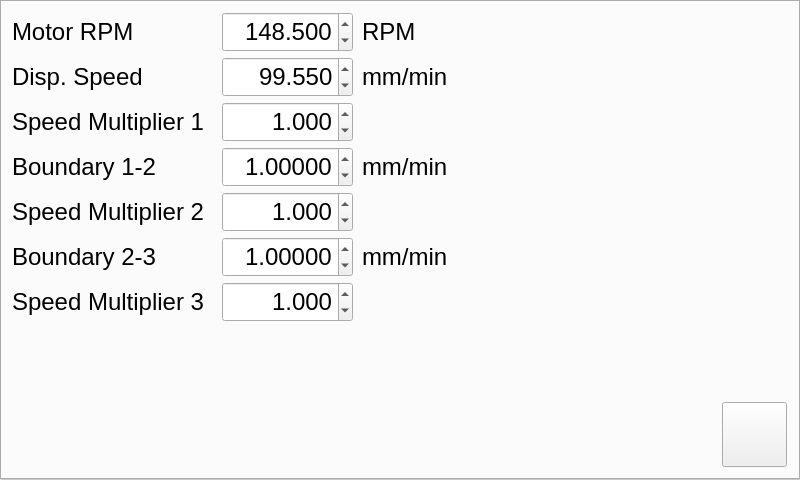
This is dc_motor_pc.ui in ahmetcihan/pendulum_controller as Qt 5 draws it before an edit. The edited form follows.
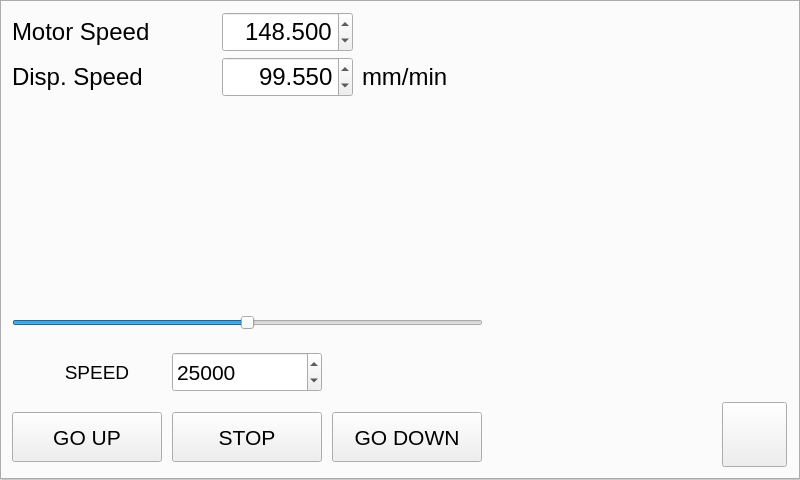
This is the edited form. The open tabs and pages were chosen to show the change.

Commit message: stepper motor in test mode is ok

Diff of the .ui file:
```diff
--- a/dc_motor_pc.ui
+++ b/dc_motor_pc.ui
@@ -4455,157 +4455,6 @@
          <number>100</number>
         </property>
        </widget>
-       <widget class="QPushButton" name="pushButton_step_run_right">
-        <property name="geometry">
-         <rect>
-          <x>640</x>
-          <y>0</y>
-          <width>150</width>
-          <height>50</height>
-         </rect>
-        </property>
-        <property name="font">
-         <font>
-          <pointsize>16</pointsize>
-         </font>
-        </property>
-        <property name="text">
-         <string>RUN LEFT</string>
-        </property>
-       </widget>
-       <widget class="QPushButton" name="pushButton_step_stop">
-        <property name="geometry">
-         <rect>
-          <x>640</x>
-          <y>50</y>
-          <width>150</width>
-          <height>50</height>
-         </rect>
-        </property>
-        <property name="font">
-         <font>
-          <pointsize>16</pointsize>
-         </font>
-        </property>
-        <property name="text">
-         <string>STOP</string>
-        </property>
-       </widget>
-       <widget class="QPushButton" name="pushButton_step_run_left">
-        <property name="geometry">
-         <rect>
-          <x>640</x>
-          <y>100</y>
-          <width>150</width>
-          <height>50</height>
-         </rect>
-        </property>
-        <property name="font">
-         <font>
-          <pointsize>16</pointsize>
-         </font>
-        </property>
-        <property name="text">
-         <string>RUN RIGHT</string>
-        </property>
-       </widget>
-       <widget class="QPushButton" name="pushButton_step_go_pos">
-        <property name="geometry">
-         <rect>
-          <x>640</x>
-          <y>150</y>
-          <width>150</width>
-          <height>50</height>
-         </rect>
-        </property>
-        <property name="font">
-         <font>
-          <pointsize>16</pointsize>
-         </font>
-        </property>
-        <property name="text">
-         <string>GO THIS POS</string>
-        </property>
-       </widget>
-       <widget class="QSpinBox" name="spinBox_go_pos">
-        <property name="geometry">
-         <rect>
-          <x>640</x>
-          <y>200</y>
-          <width>150</width>
-          <height>50</height>
-         </rect>
-        </property>
-        <property name="font">
-         <font>
-          <pointsize>16</pointsize>
-         </font>
-        </property>
-        <property name="maximum">
-         <number>13000</number>
-        </property>
-       </widget>
-       <widget class="QPushButton" name="pushButton_step_reset_pos">
-        <property name="geometry">
-         <rect>
-          <x>640</x>
-          <y>250</y>
-          <width>150</width>
-          <height>50</height>
-         </rect>
-        </property>
-        <property name="font">
-         <font>
-          <pointsize>16</pointsize>
-         </font>
-        </property>
-        <property name="text">
-         <string>MARK AS 0
-POSITION</string>
-        </property>
-       </widget>
-       <widget class="QLabel" name="label_stepper_pos_4">
-        <property name="geometry">
-         <rect>
-          <x>640</x>
-          <y>300</y>
-          <width>150</width>
-          <height>31</height>
-         </rect>
-        </property>
-        <property name="font">
-         <font>
-          <pointsize>14</pointsize>
-         </font>
-        </property>
-        <property name="text">
-         <string>SPEED</string>
-        </property>
-        <property name="alignment">
-         <set>Qt::AlignCenter</set>
-        </property>
-       </widget>
-       <widget class="QSpinBox" name="spinBox_step_motor_speed">
-        <property name="geometry">
-         <rect>
-          <x>640</x>
-          <y>330</y>
-          <width>150</width>
-          <height>50</height>
-         </rect>
-        </property>
-        <property name="font">
-         <font>
-          <pointsize>16</pointsize>
-         </font>
-        </property>
-        <property name="maximum">
-         <number>1048575</number>
-        </property>
-        <property name="value">
-         <number>100000</number>
-        </property>
-       </widget>
       </widget>
       <widget class="QWidget" name="tab_graphic">
        <attribute name="title">
@@ -14912,85 +14761,6 @@
        <attribute name="title">
         <string/>
        </attribute>
-       <widget class="QLabel" name="label_unit_disp_speed_3">
-        <property name="geometry">
-         <rect>
-          <x>360</x>
-          <y>235</y>
-          <width>94</width>
-          <height>40</height>
-         </rect>
-        </property>
-        <property name="font">
-         <font>
-          <pointsize>18</pointsize>
-          <weight>50</weight>
-          <bold>false</bold>
-         </font>
-        </property>
-        <property name="text">
-         <string>mm/min</string>
-        </property>
-        <property name="alignment">
-         <set>Qt::AlignLeading|Qt::AlignLeft|Qt::AlignVCenter</set>
-        </property>
-       </widget>
-       <widget class="QDoubleSpinBox" name="doubleSpinBox_factor_2">
-        <property name="geometry">
-         <rect>
-          <x>220</x>
-          <y>190</y>
-          <width>131</width>
-          <height>40</height>
-         </rect>
-        </property>
-        <property name="font">
-         <font>
-          <pointsize>18</pointsize>
-         </font>
-        </property>
-        <property name="alignment">
-         <set>Qt::AlignRight|Qt::AlignTrailing|Qt::AlignVCenter</set>
-        </property>
-        <property name="decimals">
-         <number>3</number>
-        </property>
-        <property name="minimum">
-         <double>0.001000000000000</double>
-        </property>
-        <property name="maximum">
-         <double>10.000000000000000</double>
-        </property>
-        <property name="singleStep">
-         <double>0.001000000000000</double>
-        </property>
-        <property name="value">
-         <double>1.000000000000000</double>
-        </property>
-       </widget>
-       <widget class="QLabel" name="label_53">
-        <property name="geometry">
-         <rect>
-          <x>360</x>
-          <y>10</y>
-          <width>94</width>
-          <height>40</height>
-         </rect>
-        </property>
-        <property name="font">
-         <font>
-          <pointsize>18</pointsize>
-          <weight>50</weight>
-          <bold>false</bold>
-         </font>
-        </property>
-        <property name="text">
-         <string notr="true">RPM</string>
-        </property>
-        <property name="alignment">
-         <set>Qt::AlignLeading|Qt::AlignLeft|Qt::AlignVCenter</set>
-        </property>
-       </widget>
        <widget class="QLabel" name="label_47">
         <property name="geometry">
          <rect>
@@ -15008,188 +14778,7 @@
          </font>
         </property>
         <property name="text">
-         <string>Motor RPM </string>
-        </property>
-        <property name="alignment">
-         <set>Qt::AlignLeading|Qt::AlignLeft|Qt::AlignVCenter</set>
-        </property>
-       </widget>
-       <widget class="QDoubleSpinBox" name="doubleSpinBox_factor_3">
-        <property name="geometry">
-         <rect>
-          <x>220</x>
-          <y>280</y>
-          <width>131</width>
-          <height>40</height>
-         </rect>
-        </property>
-        <property name="font">
-         <font>
-          <pointsize>18</pointsize>
-         </font>
-        </property>
-        <property name="alignment">
-         <set>Qt::AlignRight|Qt::AlignTrailing|Qt::AlignVCenter</set>
-        </property>
-        <property name="decimals">
-         <number>3</number>
-        </property>
-        <property name="minimum">
-         <double>0.001000000000000</double>
-        </property>
-        <property name="maximum">
-         <double>10.000000000000000</double>
-        </property>
-        <property name="singleStep">
-         <double>0.001000000000000</double>
-        </property>
-        <property name="value">
-         <double>1.000000000000000</double>
-        </property>
-       </widget>
-       <widget class="QLabel" name="label_unit_disp_speed_2">
-        <property name="geometry">
-         <rect>
-          <x>360</x>
-          <y>145</y>
-          <width>94</width>
-          <height>40</height>
-         </rect>
-        </property>
-        <property name="font">
-         <font>
-          <pointsize>18</pointsize>
-          <weight>50</weight>
-          <bold>false</bold>
-         </font>
-        </property>
-        <property name="text">
-         <string>mm/min</string>
-        </property>
-        <property name="alignment">
-         <set>Qt::AlignLeading|Qt::AlignLeft|Qt::AlignVCenter</set>
-        </property>
-       </widget>
-       <widget class="QLabel" name="label_48">
-        <property name="geometry">
-         <rect>
-          <x>10</x>
-          <y>235</y>
-          <width>200</width>
-          <height>40</height>
-         </rect>
-        </property>
-        <property name="font">
-         <font>
-          <pointsize>18</pointsize>
-          <weight>50</weight>
-          <bold>false</bold>
-         </font>
-        </property>
-        <property name="text">
-         <string>Boundary 2-3</string>
-        </property>
-        <property name="alignment">
-         <set>Qt::AlignLeading|Qt::AlignLeft|Qt::AlignVCenter</set>
-        </property>
-       </widget>
-       <widget class="QLabel" name="label_49">
-        <property name="geometry">
-         <rect>
-          <x>10</x>
-          <y>145</y>
-          <width>200</width>
-          <height>40</height>
-         </rect>
-        </property>
-        <property name="font">
-         <font>
-          <pointsize>18</pointsize>
-          <weight>50</weight>
-          <bold>false</bold>
-         </font>
-        </property>
-        <property name="text">
-         <string>Boundary 1-2</string>
-        </property>
-        <property name="alignment">
-         <set>Qt::AlignLeading|Qt::AlignLeft|Qt::AlignVCenter</set>
-        </property>
-       </widget>
-       <widget class="QDoubleSpinBox" name="doubleSpinBox_factor_1">
-        <property name="geometry">
-         <rect>
-          <x>220</x>
-          <y>100</y>
-          <width>131</width>
-          <height>40</height>
-         </rect>
-        </property>
-        <property name="font">
-         <font>
-          <pointsize>18</pointsize>
-         </font>
-        </property>
-        <property name="alignment">
-         <set>Qt::AlignRight|Qt::AlignTrailing|Qt::AlignVCenter</set>
-        </property>
-        <property name="decimals">
-         <number>3</number>
-        </property>
-        <property name="minimum">
-         <double>0.000000000000000</double>
-        </property>
-        <property name="maximum">
-         <double>10.000000000000000</double>
-        </property>
-        <property name="singleStep">
-         <double>0.001000000000000</double>
-        </property>
-        <property name="value">
-         <double>1.000000000000000</double>
-        </property>
-       </widget>
-       <widget class="QLabel" name="label_45">
-        <property name="geometry">
-         <rect>
-          <x>10</x>
-          <y>190</y>
-          <width>200</width>
-          <height>40</height>
-         </rect>
-        </property>
-        <property name="font">
-         <font>
-          <pointsize>18</pointsize>
-          <weight>50</weight>
-          <bold>false</bold>
-         </font>
-        </property>
-        <property name="text">
-         <string>Speed Multiplier 2</string>
-        </property>
-        <property name="alignment">
-         <set>Qt::AlignLeading|Qt::AlignLeft|Qt::AlignVCenter</set>
-        </property>
-       </widget>
-       <widget class="QLabel" name="label_46">
-        <property name="geometry">
-         <rect>
-          <x>10</x>
-          <y>280</y>
-          <width>200</width>
-          <height>40</height>
-         </rect>
-        </property>
-        <property name="font">
-         <font>
-          <pointsize>18</pointsize>
-          <weight>50</weight>
-          <bold>false</bold>
-         </font>
-        </property>
-        <property name="text">
-         <string>Speed Multiplier 3</string>
+         <string>Motor Speed</string>
         </property>
         <property name="alignment">
          <set>Qt::AlignLeading|Qt::AlignLeft|Qt::AlignVCenter</set>
@@ -15218,62 +14807,6 @@
          <set>Qt::AlignLeading|Qt::AlignLeft|Qt::AlignVCenter</set>
         </property>
        </widget>
-       <widget class="QDoubleSpinBox" name="doubleSpinBox_region_1_limit">
-        <property name="geometry">
-         <rect>
-          <x>220</x>
-          <y>145</y>
-          <width>131</width>
-          <height>40</height>
-         </rect>
-        </property>
-        <property name="font">
-         <font>
-          <pointsize>18</pointsize>
-         </font>
-        </property>
-        <property name="alignment">
-         <set>Qt::AlignRight|Qt::AlignTrailing|Qt::AlignVCenter</set>
-        </property>
-        <property name="decimals">
-         <number>5</number>
-        </property>
-        <property name="minimum">
-         <double>0.000010000000000</double>
-        </property>
-        <property name="maximum">
-         <double>30.000000000000000</double>
-        </property>
-        <property name="singleStep">
-         <double>0.000010000000000</double>
-        </property>
-        <property name="value">
-         <double>1.000000000000000</double>
-        </property>
-       </widget>
-       <widget class="QLabel" name="label_51">
-        <property name="geometry">
-         <rect>
-          <x>10</x>
-          <y>100</y>
-          <width>200</width>
-          <height>40</height>
-         </rect>
-        </property>
-        <property name="font">
-         <font>
-          <pointsize>18</pointsize>
-          <weight>50</weight>
-          <bold>false</bold>
-         </font>
-        </property>
-        <property name="text">
-         <string>Speed Multiplier 1</string>
-        </property>
-        <property name="alignment">
-         <set>Qt::AlignLeading|Qt::AlignLeft|Qt::AlignVCenter</set>
-        </property>
-       </widget>
        <widget class="QLabel" name="label_unit_disp_speed">
         <property name="geometry">
          <rect>
@@ -15330,39 +14863,6 @@
          <double>99.549999999999997</double>
         </property>
        </widget>
-       <widget class="QDoubleSpinBox" name="doubleSpinBox_region_2_limit">
-        <property name="geometry">
-         <rect>
-          <x>220</x>
-          <y>235</y>
-          <width>131</width>
-          <height>40</height>
-         </rect>
-        </property>
-        <property name="font">
-         <font>
-          <pointsize>18</pointsize>
-         </font>
-        </property>
-        <property name="alignment">
-         <set>Qt::AlignRight|Qt::AlignTrailing|Qt::AlignVCenter</set>
-        </property>
-        <property name="decimals">
-         <number>5</number>
-        </property>
-        <property name="minimum">
-         <double>0.000010000000000</double>
-        </property>
-        <property name="maximum">
-         <double>30.000000000000000</double>
-        </property>
-        <property name="singleStep">
-         <double>0.000010000000000</double>
-        </property>
-        <property name="value">
-         <double>1.000000000000000</double>
-        </property>
-       </widget>
        <widget class="QDoubleSpinBox" name="doubleSpinBox_motor_rpm">
         <property name="geometry">
          <rect>
@@ -15396,6 +14896,121 @@
          <double>148.500000000000000</double>
         </property>
        </widget>
+       <widget class="QSpinBox" name="spinBox_step_motor_speed">
+        <property name="geometry">
+         <rect>
+          <x>170</x>
+          <y>350</y>
+          <width>150</width>
+          <height>40</height>
+         </rect>
+        </property>
+        <property name="font">
+         <font>
+          <pointsize>16</pointsize>
+         </font>
+        </property>
+        <property name="maximum">
+         <number>50000</number>
+        </property>
+        <property name="value">
+         <number>25000</number>
+        </property>
+       </widget>
+       <widget class="QPushButton" name="pushButton_step_run_left">
+        <property name="geometry">
+         <rect>
+          <x>330</x>
+          <y>410</y>
+          <width>150</width>
+          <height>50</height>
+         </rect>
+        </property>
+        <property name="font">
+         <font>
+          <pointsize>16</pointsize>
+         </font>
+        </property>
+        <property name="text">
+         <string>GO DOWN</string>
+        </property>
+       </widget>
+       <widget class="QPushButton" name="pushButton_step_stop">
+        <property name="geometry">
+         <rect>
+          <x>170</x>
+          <y>410</y>
+          <width>150</width>
+          <height>50</height>
+         </rect>
+        </property>
+        <property name="font">
+         <font>
+          <pointsize>16</pointsize>
+         </font>
+        </property>
+        <property name="text">
+         <string>STOP</string>
+        </property>
+       </widget>
+       <widget class="QLabel" name="label_stepper_pos_4">
+        <property name="geometry">
+         <rect>
+          <x>20</x>
+          <y>350</y>
+          <width>150</width>
+          <height>40</height>
+         </rect>
+        </property>
+        <property name="font">
+         <font>
+          <pointsize>14</pointsize>
+         </font>
+        </property>
+        <property name="text">
+         <string>SPEED</string>
+        </property>
+        <property name="alignment">
+         <set>Qt::AlignCenter</set>
+        </property>
+       </widget>
+       <widget class="QPushButton" name="pushButton_step_run_right">
+        <property name="geometry">
+         <rect>
+          <x>10</x>
+          <y>410</y>
+          <width>150</width>
+          <height>50</height>
+         </rect>
+        </property>
+        <property name="font">
+         <font>
+          <pointsize>16</pointsize>
+         </font>
+        </property>
+        <property name="text">
+         <string>GO UP</string>
+        </property>
+       </widget>
+       <widget class="QSlider" name="horizontalSlider_step_motor_speed">
+        <property name="geometry">
+         <rect>
+          <x>10</x>
+          <y>300</y>
+          <width>471</width>
+          <height>41</height>
+         </rect>
+        </property>
+        <property name="maximum">
+         <number>50000</number>
+        </property>
+        <property name="value">
+         <number>25000</number>
+        </property>
+        <property name="orientation">
+         <enum>Qt::Horizontal</enum>
+        </property>
+       </widget>
       </widget>
       <widget class="QWidget" name="tab_device">
        <attribute name="title">
```
Left out of the diff: 76 changed lines with no effect on the pictures. The commit also changes 9 other files.
